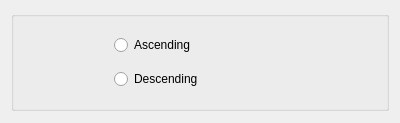
Old version of the form src/Interface/Modules/Math/ConditionalMatrixDialog.ui in the repository SCIInstitute/SCIRun.
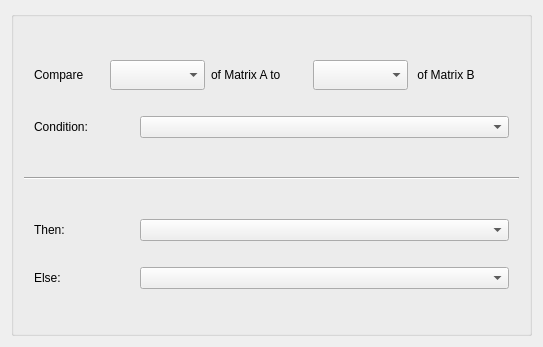
New version of the form.

What changed in the file:
```diff
--- a/src/Interface/Modules/Math/ConditionalMatrixDialog.ui
+++ b/src/Interface/Modules/Math/ConditionalMatrixDialog.ui
@@ -6,8 +6,8 @@
    <rect>
     <x>0</x>
     <y>0</y>
-    <width>400</width>
-    <height>123</height>
+    <width>543</width>
+    <height>347</height>
    </rect>
   </property>
   <property name="sizePolicy">
@@ -32,7 +32,7 @@
    <item>
     <widget class="QGroupBox" name="orderBox">
      <property name="sizePolicy">
-      <sizepolicy hsizetype="Preferred" vsizetype="Fixed">
+      <sizepolicy hsizetype="Minimum" vsizetype="Minimum">
        <horstretch>0</horstretch>
        <verstretch>0</verstretch>
       </sizepolicy>
@@ -51,7 +51,7 @@
      </property>
      <layout class="QVBoxLayout" name="verticalLayout_3">
       <property name="leftMargin">
-       <number>100</number>
+       <number>10</number>
       </property>
       <property name="topMargin">
        <number>10</number>
@@ -63,19 +63,215 @@
        <number>10</number>
       </property>
       <item>
-       <widget class="QRadioButton" name="ascendButton_">
-        <property name="text">
-         <string>Ascending</string>
+       <layout class="QVBoxLayout" name="Inputlayout">
+        <property name="leftMargin">
+         <number>0</number>
         </property>
-       </widget>
+        <property name="topMargin">
+         <number>0</number>
+        </property>
+        <property name="rightMargin">
+         <number>0</number>
+        </property>
+        <property name="bottomMargin">
+         <number>0</number>
+        </property>
+        <item>
+         <layout class="QHBoxLayout" name="firstin_layout">
+          <property name="leftMargin">
+           <number>10</number>
+          </property>
+          <property name="topMargin">
+           <number>10</number>
+          </property>
+          <property name="rightMargin">
+           <number>10</number>
+          </property>
+          <property name="bottomMargin">
+           <number>10</number>
+          </property>
+          <item>
+           <widget class="QLabel" name="label">
+            <property name="maximumSize">
+             <size>
+              <width>70</width>
+              <height>30</height>
+             </size>
+            </property>
+            <property name="text">
+             <string>Compare</string>
+            </property>
+           </widget>
+          </item>
+          <item>
+           <widget class="QComboBox" name="valueBox_1_">
+            <property name="maximumSize">
+             <size>
+              <width>100</width>
+              <height>30</height>
+             </size>
+            </property>
+           </widget>
+          </item>
+          <item>
+           <widget class="QLabel" name="mata_">
+            <property name="maximumSize">
+             <size>
+              <width>100</width>
+              <height>30</height>
+             </size>
+            </property>
+            <property name="text">
+             <string>of Matrix A to </string>
+            </property>
+           </widget>
+          </item>
+          <item>
+           <widget class="QComboBox" name="valueBox_2_">
+            <property name="maximumSize">
+             <size>
+              <width>100</width>
+              <height>30</height>
+             </size>
+            </property>
+           </widget>
+          </item>
+          <item>
+           <widget class="QLabel" name="matb_">
+            <property name="maximumSize">
+             <size>
+              <width>16777215</width>
+              <height>30</height>
+             </size>
+            </property>
+            <property name="text">
+             <string> of Matrix B</string>
+            </property>
+           </widget>
+          </item>
+         </layout>
+        </item>
+        <item>
+         <layout class="QHBoxLayout" name="horizontalLayout_2">
+          <property name="leftMargin">
+           <number>10</number>
+          </property>
+          <property name="topMargin">
+           <number>10</number>
+          </property>
+          <property name="rightMargin">
+           <number>10</number>
+          </property>
+          <property name="bottomMargin">
+           <number>10</number>
+          </property>
+          <item>
+           <widget class="QLabel" name="label_4">
+            <property name="maximumSize">
+             <size>
+              <width>100</width>
+              <height>30</height>
+             </size>
+            </property>
+            <property name="text">
+             <string>Condition:</string>
+            </property>
+           </widget>
+          </item>
+          <item>
+           <widget class="QComboBox" name="conditionBox_"/>
+          </item>
+         </layout>
+        </item>
+       </layout>
       </item>
       <item>
-       <widget class="QRadioButton" name="descendButton_">
-        <property name="text">
-         <string>Descending</string>
+       <widget class="Line" name="line_2">
+        <property name="orientation">
+         <enum>Qt::Horizontal</enum>
         </property>
        </widget>
       </item>
+      <item>
+       <layout class="QVBoxLayout" name="outputlayout">
+        <property name="leftMargin">
+         <number>0</number>
+        </property>
+        <property name="topMargin">
+         <number>0</number>
+        </property>
+        <property name="rightMargin">
+         <number>0</number>
+        </property>
+        <property name="bottomMargin">
+         <number>0</number>
+        </property>
+        <item>
+         <layout class="QHBoxLayout" name="horizontalLayout_3">
+          <property name="leftMargin">
+           <number>10</number>
+          </property>
+          <property name="topMargin">
+           <number>10</number>
+          </property>
+          <property name="rightMargin">
+           <number>10</number>
+          </property>
+          <property name="bottomMargin">
+           <number>10</number>
+          </property>
+          <item>
+           <widget class="QLabel" name="label_5">
+            <property name="maximumSize">
+             <size>
+              <width>100</width>
+              <height>30</height>
+             </size>
+            </property>
+            <property name="text">
+             <string>Then:</string>
+            </property>
+           </widget>
+          </item>
+          <item>
+           <widget class="QComboBox" name="thenBox_"/>
+          </item>
+         </layout>
+        </item>
+        <item>
+         <layout class="QHBoxLayout" name="horizontalLayout_4">
+          <property name="leftMargin">
+           <number>10</number>
+          </property>
+          <property name="topMargin">
+           <number>10</number>
+          </property>
+          <property name="rightMargin">
+           <number>10</number>
+          </property>
+          <property name="bottomMargin">
+           <number>10</number>
+          </property>
+          <item>
+           <widget class="QLabel" name="label_6">
+            <property name="maximumSize">
+             <size>
+              <width>100</width>
+              <height>30</height>
+             </size>
+            </property>
+            <property name="text">
+             <string>Else:</string>
+            </property>
+           </widget>
+          </item>
+          <item>
+           <widget class="QComboBox" name="elseBox_"/>
+          </item>
+         </layout>
+        </item>
+       </layout>
+      </item>
      </layout>
     </widget>
    </item>
```
